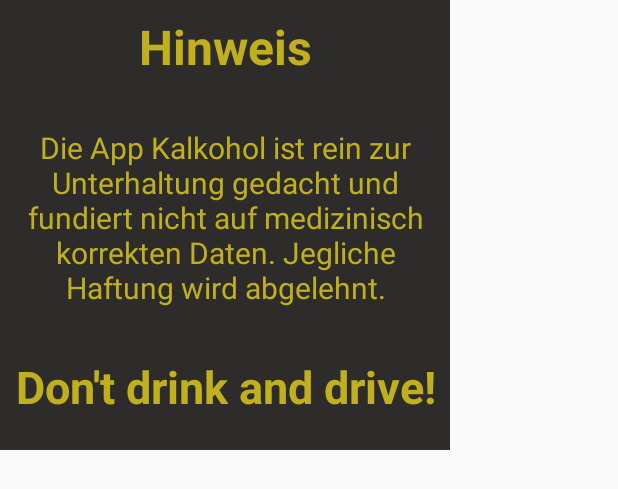
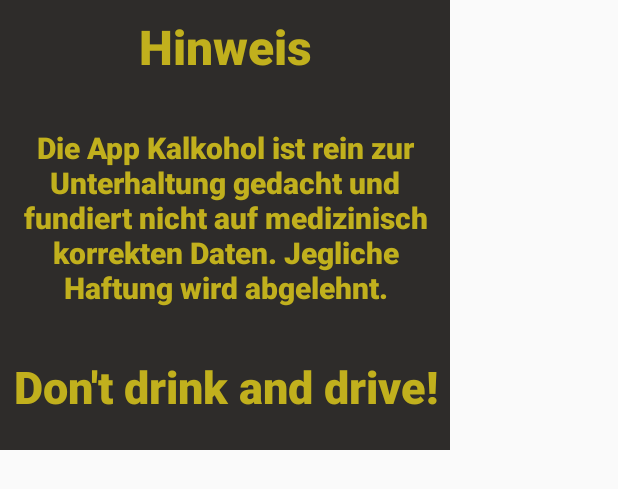
Before and after one commit to Kinaj1995/Kalkohol, an Android app: the layout popup.xml on its own in the app's theme, with its tools: preview values and no code run, on a phone screen of 412 x 824 dp. Shown: the top 489 px of the screen. Run offline under Robolectric (Android 15) with nearby library versions, the phone set to English and light mode, and no system bars.

```diff
--- a/app/build.gradle
+++ b/app/build.gradle
@@ -1,13 +1,13 @@
 apply plugin: 'com.android.application'
 
 android {
-    compileSdkVersion 30
+    compileSdkVersion 28
     buildToolsVersion "30.0.1"
 
     defaultConfig {
         applicationId "ch.teko.wyserp.gui"
         minSdkVersion 16
-        targetSdkVersion 30
+        targetSdkVersion 28
         versionCode 1
         versionName "1.0"
 
@@ -24,6 +24,7 @@ android {
 
 dependencies {
     implementation fileTree(dir: "libs", include: ["*.jar"])
+  //  implementation 'androidx.core:core:1.3.0'
     implementation 'androidx.appcompat:appcompat:1.1.0'
     implementation 'androidx.constraintlayout:constraintlayout:1.1.3'
     implementation 'com.google.android.material:material:1.0.0'
--- a/app/src/main/res/layout/popup.xml
+++ b/app/src/main/res/layout/popup.xml
@@ -17,6 +17,7 @@
         android:textStyle="bold"
         android:text="@string/Hinweis_Title"
         android:textColor="@color/colorText"
+        android:fontFamily="sans-serif-black"
         android:textSize="32sp"
         app:layout_constraintTop_toTopOf="parent"
         tools:layout_editor_absoluteX="0dp" />
@@ -28,6 +29,7 @@
         android:layout_marginTop="232dp"
         android:gravity="center"
         android:text="@string/Drive"
+        android:fontFamily="sans-serif-black"
         android:textColor="@color/colorText"
         android:textSize="30sp"
         android:textStyle="bold"
@@ -40,6 +42,7 @@
         android:layout_marginTop="8dp"
         android:gravity="center"
         android:text="@string/haftungsausschluss"
+        android:fontFamily="sans-serif-black"
         android:textColor="@color/colorText"
         android:textSize="20sp"
         android:textStyle=""
```
Also changed, not shown: app/src/main/java/ch/teko/wyserp/gui/MainActivity.java (+7 -6 lines).
